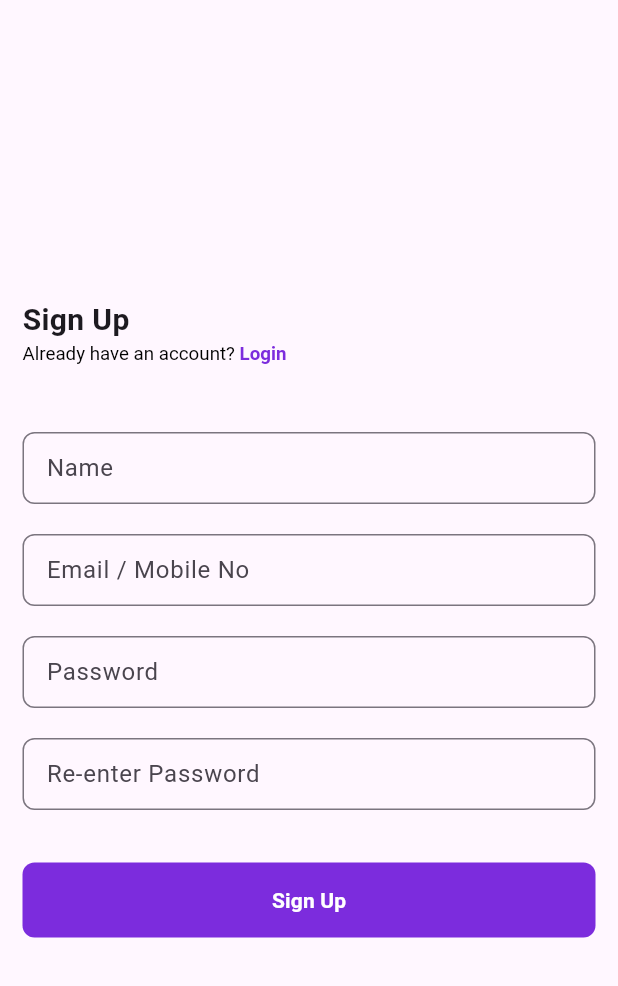
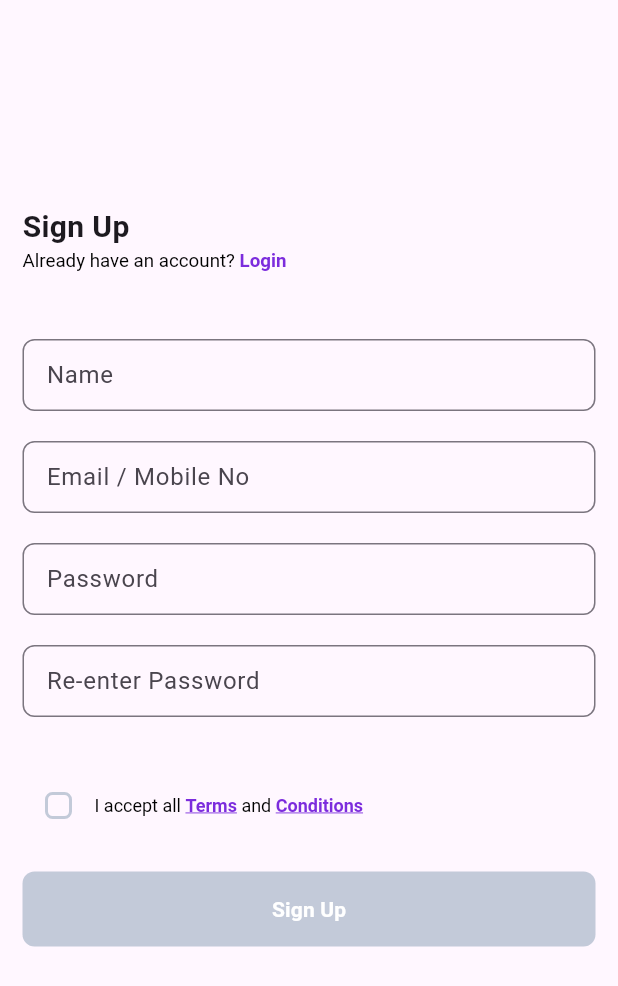
Before and after one commit to ArishSiddiqui/mvp_arch, a Flutter app: the SignUpPage screen opened by its route, on a phone screen of 412 x 824 dp. Shown: the top 986 px of the screen. Run offline on Flutter 3.47's test engine with Material 2 defaults, Android fonts, the phone set to English and light mode, and no system bars; our stand-ins replace connectivity_plus, equatable, flutter_riverpod, flutter_svg.

Commit message:
SignUp Page UI and state management added

```diff
--- a/lib/core/const/app_const.dart
+++ b/lib/core/const/app_const.dart
@@ -6,3 +6,7 @@ final GlobalKey<ScaffoldMessengerState> messangerKey =
 final GlobalKey<NavigatorState> navigatorKey = GlobalKey<NavigatorState>();
 
 enum ApiStatus { initial, loading, success, error }
+
+double? screenHeight;
+double? pendingScreenHeight;
+double? screenWidth;
--- a/lib/core/const/color_const.dart
+++ b/lib/core/const/color_const.dart
@@ -7,4 +7,5 @@ class ColorsConst {
   static const Color purple = Color(0xff7c2cdd);
   static const Color lightPurple = Color(0xffc03cf0);
   static const Color disabledGrey = Color(0xffC3CAD9);
+  static const Color black = Colors.black;
 }
--- a/lib/feature/auth/signUp/presentor/sign_up_riverpod.dart
+++ b/lib/feature/auth/signUp/presentor/sign_up_riverpod.dart
@@ -5,8 +5,10 @@ import 'sign_up_state.dart';
 class SignUpStateNotifier extends StateNotifier<SignUpState> {
   SignUpStateNotifier() : super(const SignUpState());
 
-  void setName(String name) {
-    state = state.copywith();
+  void updateAccepted(bool? value) {
+    state = state.copywith(
+      isAccepted: value,
+    );
   }
 }
 
--- a/lib/feature/auth/signUp/view/sign_up_page.dart
+++ b/lib/feature/auth/signUp/view/sign_up_page.dart
@@ -1,10 +1,13 @@
 import 'package:flutter/gestures.dart';
 import 'package:flutter/material.dart';
+import 'package:flutter_riverpod/flutter_riverpod.dart';
 
 import '../../../../config/navigation/navigator.dart';
+import '../../../../core/const/app_const.dart';
 import '../../../../core/const/color_const.dart';
 import '../../../../core/custom/custom.dart';
 import '../../../../core/networkChecker/internet_builder.dart';
+import '../presentor/sign_up_riverpod.dart';
 
 class SignUpPage extends StatelessWidget {
   const SignUpPage({super.key});
@@ -15,9 +18,14 @@ class SignUpPage extends StatelessWidget {
       body: SafeArea(
         child: InternetBuilder(
           noInternetWidget: const CustomNoInternetWidget(),
+          child: SingleChildScrollView(
+            child: SizedBox(
+              height: pendingScreenHeight,
               child: Padding(
                 padding: const EdgeInsets.all(15.0),
-            child: Column(
+                child: Consumer(builder: (context, ref, _) {
+                  final signUp = ref.watch(signUpProvider);
+                  return Column(
                     crossAxisAlignment: CrossAxisAlignment.start,
                     mainAxisAlignment: MainAxisAlignment.center,
                     children: [
@@ -81,12 +89,68 @@ class SignUpPage extends StatelessWidget {
                       const SizedBox(
                         height: 35.0,
                       ),
+                      Row(
+                        children: [
+                          Checkbox(
+                            side: const
+                             BorderSide(
+                              color: ColorsConst.disabledGrey,
+                              width: 2.0,
+                            ),
+                            shape: RoundedRectangleBorder(
+                              borderRadius: BorderRadius.circular(5.0),
+                            ),
+                            value: signUp.isAccepted,
+                            onChanged: (value) => ref
+                                .read(signUpProvider.notifier)
+                                .updateAccepted(value),
+                          ),
+                          RichText(
+                            text: const TextSpan(
+                              style: TextStyle(
+                                fontSize: 12.0,
+                                color: ColorsConst.black,
+                              ),
+                              children: [
+                                TextSpan(
+                                  text: 'I accept all ',
+                                ),
+                                TextSpan(
+                                  text: 'Terms',
+                                  style: TextStyle(
+                                    color: ColorsConst.purple,
+                                    fontWeight: FontWeight.bold,
+                                    decoration: TextDecoration.underline,
+                                  ),
+                                ),
+                                TextSpan(
+                                  text: ' and ',
+                                ),
+                                TextSpan(
+                                  text: 'Conditions',
+                                  style: TextStyle(
+                                    color: ColorsConst.purple,
+                                    fontWeight: FontWeight.bold,
+                                    decoration: TextDecoration.underline,
+                                  ),
+                                ),
+                              ],
+                            ),
+                          ),
+                        ],
+                      ),
+                      const SizedBox(
+                        height: 20.0,
+                      ),
                       CustomButton(
-                  // disable: true,
+                        disable: !signUp.isAccepted,
                         name: 'Sign Up',
                         onTap: () {},
                       ),
                     ],
+                  );
+                }),
+              ),
             ),
           ),
         ),
--- a/lib/main.dart
+++ b/lib/main.dart
@@ -27,6 +27,10 @@ class _MyAppState extends State<MyApp> {
 
   @override
   Widget build(BuildContext context) {
+    final mQ = MediaQuery.of(context);
+    screenHeight = mQ.size.height;
+    screenHeight = mQ.size.width;
+    pendingScreenHeight = mQ.size.height - (mQ.viewPadding.top + kBottomNavigationBarHeight);
     return MaterialApp(
       title: 'Flutter Demo',
       scaffoldMessengerKey: messangerKey,
```
Also changed, not shown: lib/feature/auth/signUp/presentor/sign_up_state.dart (+11 -5 lines). Lines whose indentation alone changed are shown as unchanged.
